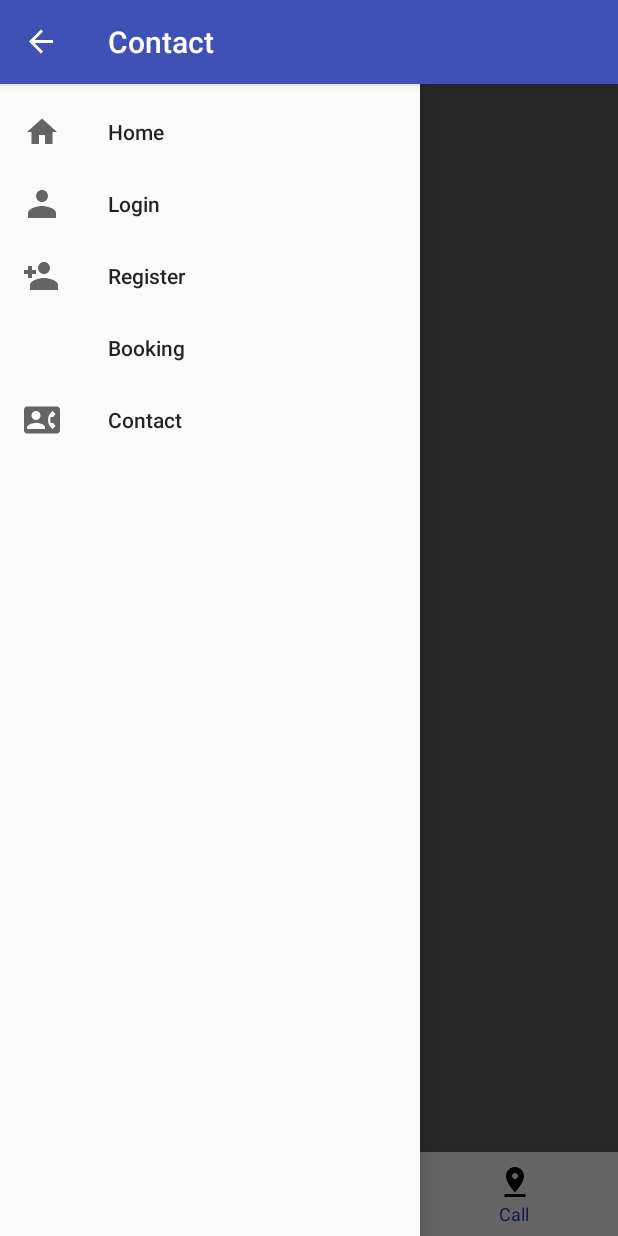
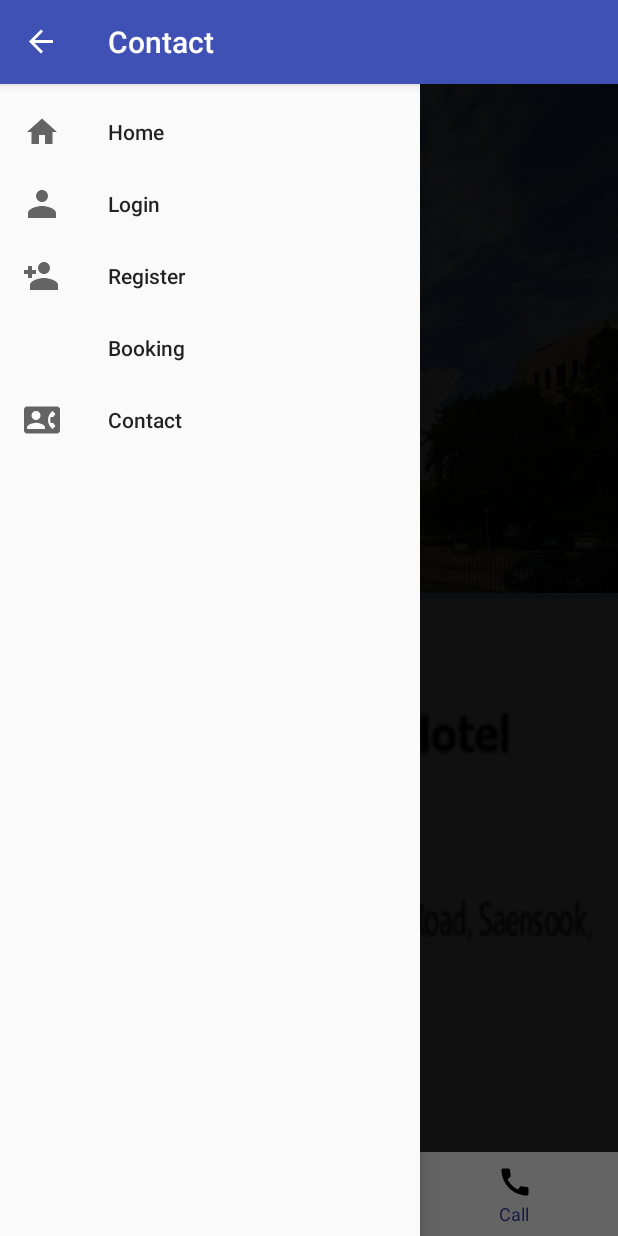
Before and after one commit to Madolche845/MofHTel, an Android app: the ContactActivity screen opened directly, with no data from a screen before it, with the side drawer open, on a phone screen of 412 x 824 dp. Run offline under Robolectric (Android 15) with nearby library versions, the phone set to English and light mode, and no system bars.

Commit message:
Update modify

```diff
--- a/app/src/main/java/com/example/crimson/mofhotel/HomeActivity.java
+++ b/app/src/main/java/com/example/crimson/mofhotel/HomeActivity.java
@@ -58,9 +58,7 @@ public class HomeActivity extends AppCompatActivity implements NavigationView.On
 
         int id = menuItem.getItemId();
         if(id == R.id.home){
-            Intent home = new Intent(HomeActivity.this, HomeActivity.class);
-            startActivity(home);
-            finish();
+            Toast.makeText(this,"You on screen already!",Toast.LENGTH_LONG).show();
         }
         if(id == R.id.login){
             Intent myintent = new Intent(HomeActivity.this,login_activity.class);
--- a/app/src/main/java/com/example/crimson/mofhotel/RegisterActivity.java
+++ b/app/src/main/java/com/example/crimson/mofhotel/RegisterActivity.java
@@ -108,15 +108,14 @@ public class RegisterActivity extends AppCompatActivity implements NavigationVie
             startActivity(myintent);
         }
         if(id == R.id.register){
-            Intent myintent = new Intent(RegisterActivity.this,RegisterActivity.class);
-            startActivity(myintent);
+            Toast.makeText(this,"You on screen already!",Toast.LENGTH_LONG).show();
         }
         if(id == R.id.booking){
             Intent myintent = new Intent(RegisterActivity.this,BookingActivity.class);
             startActivity(myintent);
         }
         if(id == R.id.contact){
-            Intent myintent = new Intent(RegisterActivity.this,MapsActivity.class);
+            Intent myintent = new Intent(RegisterActivity.this,ContactActivity.class);
             startActivity(myintent);
         }
         return false;
--- a/app/src/main/res/layout/activity_contact.xml
+++ b/app/src/main/res/layout/activity_contact.xml
@@ -4,16 +4,46 @@
     xmlns:app="http://schemas.android.com/apk/res-auto"
     xmlns:tools="http://schemas.android.com/tools"
     android:id="@+id/drawer"
+    android:background="@drawable/bg"
     android:layout_width="match_parent"
     android:layout_height="match_parent">
 
-    <android.support.design.widget.NavigationView
-        android:id="@+id/navigation_view"
-        android:layout_width="wrap_content"
-        android:layout_height="match_parent"
-        android:layout_gravity="start"
-        app:menu="@menu/nav_menu">
-    </android.support.design.widget.NavigationView>
+
+
+    <LinearLayout
+        android:layout_centerInParent="true"
+        android:orientation="vertical"
+        android:layout_width="match_parent"
+        android:layout_height="match_parent">
+
+        <RelativeLayout
+            android:layout_width="match_parent"
+            android:layout_height="match_parent"
+            android:layout_alignParentBottom="true"
+            android:orientation="horizontal">
+
+            <ImageView
+                android:id="@+id/imageView3"
+                android:layout_width="wrap_content"
+                android:layout_height="wrap_content"
+                android:scaleType="fitXY"
+                app:srcCompat="@drawable/informatics" />
+
+            <ImageView
+                android:id="@+id/imageView4"
+                android:layout_width="match_parent"
+                android:layout_height="370dp"
+                android:layout_alignParentStart="true"
+                android:layout_below="@+id/imageView3"
+                android:layout_marginTop="4dp"
+                android:scaleType="fitXY"
+                app:srcCompat="@drawable/address" />
+
+        </RelativeLayout>
+
+    </LinearLayout>
+
+
 
     <RelativeLayout
         xmlns:android="http://schemas.android.com/apk/res/android"
@@ -47,6 +77,12 @@
         </android.support.design.widget.BottomNavigationView>
     </RelativeLayout>
 
-
+    <android.support.design.widget.NavigationView
+        android:id="@+id/navigation_view"
+        android:layout_width="wrap_content"
+        android:layout_height="match_parent"
+        android:layout_gravity="start"
+        app:menu="@menu/nav_menu">
+    </android.support.design.widget.NavigationView>
 
 </android.support.v4.widget.DrawerLayout>
--- a/app/src/main/res/layout/activity_login_activity.xml
+++ b/app/src/main/res/layout/activity_login_activity.xml
@@ -68,7 +68,6 @@
                 app:met_primaryColor="@android:color/white"
                 app:met_singleLineEllipsis="true" />
 
-
         </RelativeLayout>
 
     </LinearLayout>
--- a/app/src/main/res/layout/custom_layout.xml
+++ b/app/src/main/res/layout/custom_layout.xml
@@ -28,7 +28,6 @@
                 app:layout_constraintStart_toStartOf="parent"
                 app:layout_constraintTop_toTopOf="parent"
                 app:srcCompat="@drawable/o" />
-
         </RelativeLayout>
     </LinearLayout>
 
--- a/app/src/main/res/menu/my_bottom_nav_menu.xml
+++ b/app/src/main/res/menu/my_bottom_nav_menu.xml
@@ -3,15 +3,15 @@
 
     <item
         android:id="@+id/item_recent"
-        android:icon="@drawable/ic_history_black_24dp"
+        android:icon="@mipmap/baseline_contact_support_black_18dp"
         android:title="Contact"/>
     <item
         android:id="@+id/item_favorite"
-        android:icon="@drawable/ic_favorite_black_24dp"
+        android:icon="@drawable/ic_nearby_black_24dp"
         android:title="Maps"/>
     <item
         android:id="@+id/item_nearby"
-        android:icon="@drawable/ic_nearby_black_24dp"
+        android:icon="@mipmap/baseline_call_black_18dp"
         android:title="Call"/>
 
 </menu>
```
Also changed, not shown: app/src/main/java/com/example/crimson/mofhotel/BookingActivity.java (+7 -5 lines), app/src/main/java/com/example/crimson/mofhotel/ContactActivity.java (+6 -6 lines), app/src/main/java/com/example/crimson/mofhotel/login_activity.java (+4 -8 lines), app/src/main/res/drawable/address.png (added), app/src/main/res/drawable/contactttt.png (deleted), app/src/main/res/drawable/informatics.jpg (added).
